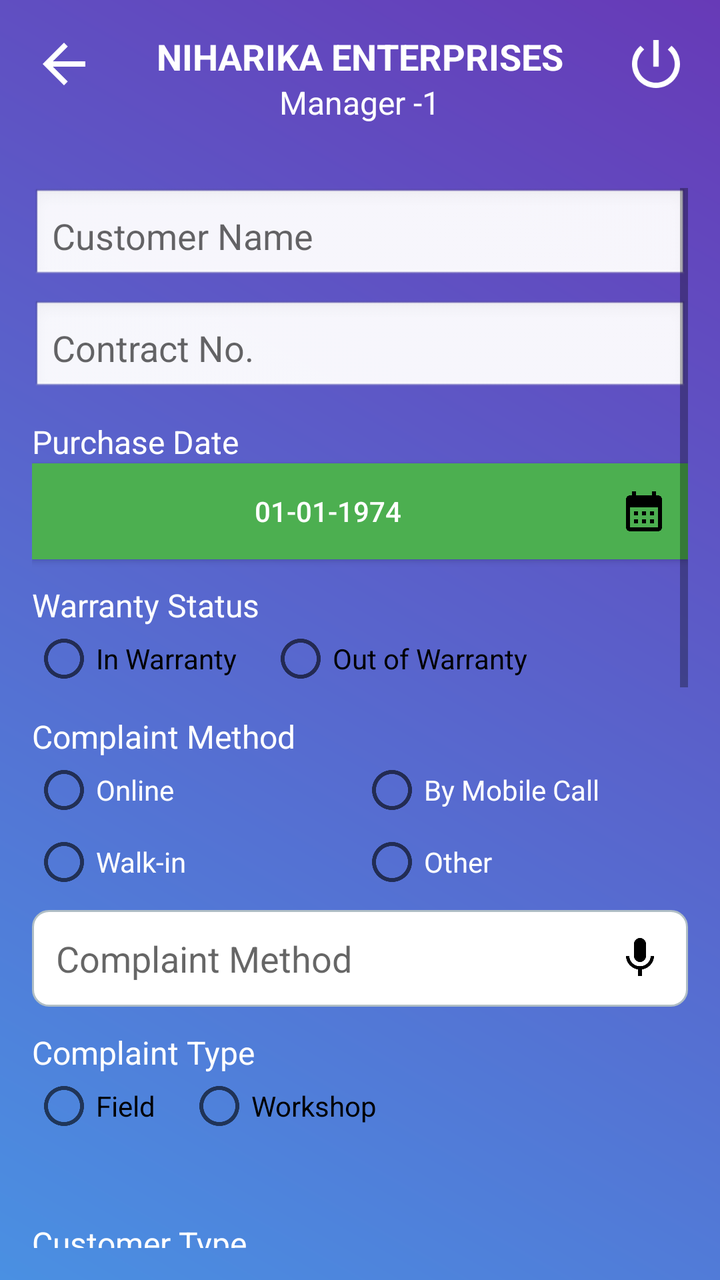
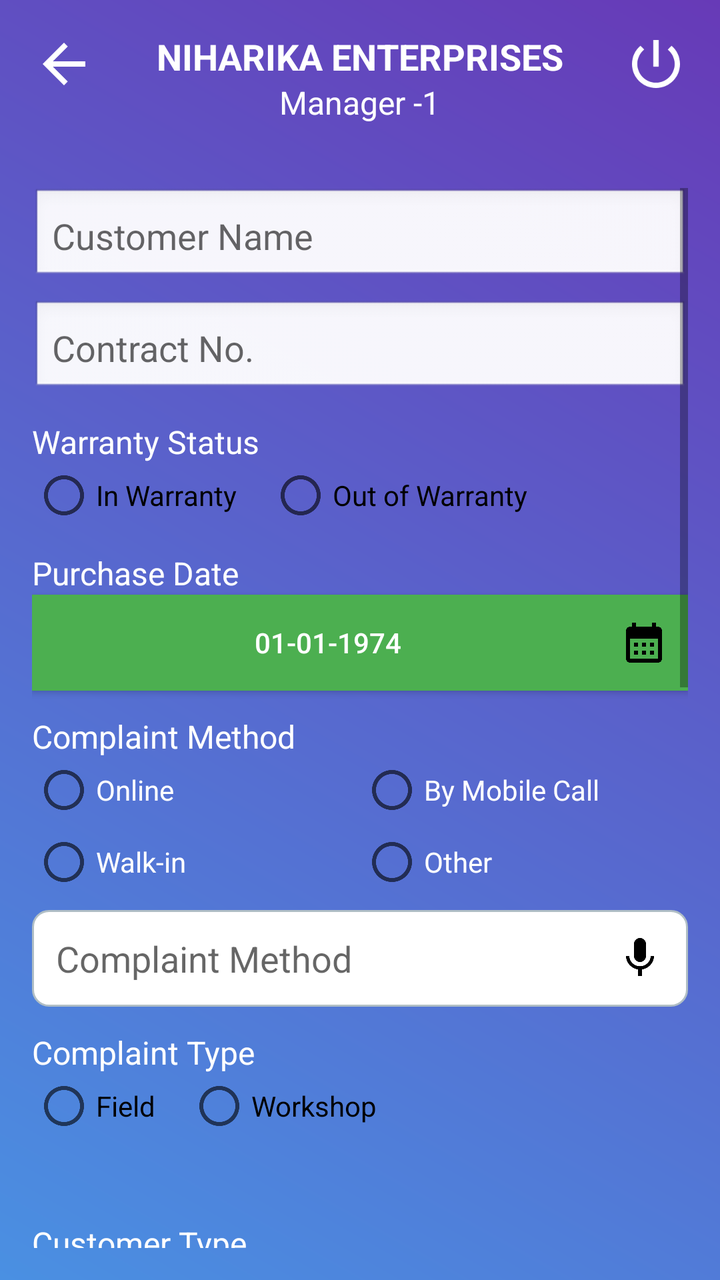

An Android layout rendered at two revisions. The XML below is the earlier revision; the diff shows what the commit changed to produce the second picture.
<!-- AndroidManifest.xml: application theme Theme.AppCompat.DayNight.DarkActionBar -->
<!-- res/layout/activity_new_job.xml -->
<?xml version="1.0" encoding="utf-8"?>
<RelativeLayout
    xmlns:android="http://schemas.android.com/apk/res/android"
    xmlns:app="http://schemas.android.com/apk/res-auto"
    xmlns:tools="http://schemas.android.com/tools"
    android:id="@+id/main"
    android:layout_width="match_parent"
    android:layout_height="match_parent"
    android:background="@drawable/main_frame_bg"
    tools:context=".New_Job_Activity">

    
    <RelativeLayout
        android:id="@+id/headerLayout"
        android:layout_width="match_parent"
        android:layout_height="wrap_content"
        android:padding="16dp">

        <ImageView
            android:id="@+id/backButton"
            android:layout_width="32dp"
            android:layout_height="32dp"
            android:src="@drawable/back_btn"
            android:layout_alignParentStart="true"
            app:tint="#FFFFFF" />

        <TextView
            android:id="@+id/title"
            android:layout_width="wrap_content"
            android:layout_height="wrap_content"
            android:text="NIHARIKA ENTERPRISES"
            android:textColor="#FFFFFF"
            android:textSize="18sp"
            android:textStyle="bold"
            android:layout_centerHorizontal="true" />

        <TextView
            android:id="@+id/profileRole"
            android:layout_width="wrap_content"
            android:layout_height="wrap_content"
            android:text="Manager -1"
            android:textColor="#FFFFFF"
            android:textSize="16sp"
            android:layout_below="@id/title"
            android:layout_centerHorizontal="true"/>


        <ImageView
            android:id="@+id/logoutButton"
            android:layout_width="32dp"
            android:layout_height="32dp"
            android:src="@drawable/power_btn"
            android:layout_alignParentEnd="true"
            app:tint="#FFFFFF" />
    </RelativeLayout>

    
    <ScrollView
        android:layout_width="match_parent"
        android:layout_height="wrap_content"
        android:layout_below="@id/headerLayout"
        android:fillViewport="true"
        android:padding="16dp">

        <RelativeLayout
            android:orientation="vertical"
            android:layout_width="match_parent"
            android:layout_height="wrap_content">

            
            <EditText
                android:id="@+id/etCustomerName"
                android:layout_width="match_parent"
                android:layout_height="wrap_content"
                android:hint="Customer Name"
                android:background="@android:drawable/edit_text"
                android:padding="10dp" />

            
            <EditText
                android:id="@+id/etContractNo"
                android:layout_width="match_parent"
                android:layout_height="wrap_content"
                android:hint="Contract No."
                android:background="@android:drawable/edit_text"
                android:padding="10dp"
                android:layout_below="@+id/etCustomerName"
                android:layout_marginTop="8dp"
                android:inputType="phone"
                android:maxLength="10"/>

            
            <TextView
                android:id="@+id/headPurchaseDate"
                android:layout_width="wrap_content"
                android:layout_height="wrap_content"
                android:text="Purchase Date"
                android:textColor="#FFFFFF"
                android:textSize="16sp"
                android:layout_below="@+id/etContractNo"
                android:layout_marginTop="12dp" />

            
            <Button
                android:id="@+id/btnPurchaseDate"
                android:layout_width="match_parent"
                android:layout_height="wrap_content"
                android:drawableEnd="@drawable/ic_calendar"
                android:text="01-01-1974"
                android:background="#4CAF50"
                android:textColor="#FFFFFF"
                android:layout_below="@+id/headPurchaseDate"
                android:padding="10dp"
                android:drawablePadding="8dp"/>

            
            <TextView
                android:id="@+id/headWarrantyStatus"
                android:layout_width="wrap_content"
                android:layout_height="wrap_content"
                android:text="Warranty Status"
                android:textColor="#FFFFFF"
                android:textSize="16sp"
                android:layout_below="@+id/btnPurchaseDate"
                android:layout_marginTop="12dp" />

            
            <RadioGroup
                android:id="@+id/radioWarrantyStatus"
                android:layout_width="wrap_content"
                android:layout_height="wrap_content"
                android:layout_below="@+id/headWarrantyStatus"
                android:orientation="horizontal">

                <RadioButton
                    android:id="@+id/rbInWarranty"
                    android:layout_width="wrap_content"
                    android:layout_height="wrap_content"
                    android:text="In Warranty" />

                <RadioButton
                    android:id="@+id/rbOutOfWarranty"
                    android:layout_width="wrap_content"
                    android:layout_height="wrap_content"
                    android:text="Out of Warranty"
                    android:layout_marginStart="16dp" />
            </RadioGroup>

            
            <TextView
                android:id="@+id/headComplaintMethod"
                android:layout_width="wrap_content"
                android:layout_height="wrap_content"
                android:text="Complaint Method"
                android:textColor="#FFFFFF"
                android:textSize="16sp"
                android:layout_below="@id/radioWarrantyStatus"
                android:layout_marginTop="12dp" />

            
            <RadioGroup
                android:id="@+id/radioComplaintMethod"
                android:layout_width="match_parent"
                android:layout_height="wrap_content"
                android:layout_below="@+id/headComplaintMethod"
                android:orientation="vertical">

                <LinearLayout
                    android:layout_width="match_parent"
                    android:layout_height="wrap_content"
                    android:orientation="horizontal">

                    <RadioButton
                        android:id="@+id/radioOnline"
                        android:layout_width="0dp"
                        android:layout_weight="1"
                        android:layout_height="wrap_content"
                        android:text="Online"
                        android:textColor="#FFFFFF" />

                    <RadioButton
                        android:id="@+id/radioByMobileCall"
                        android:layout_width="0dp"
                        android:layout_weight="1"
                        android:layout_height="wrap_content"
                        android:text="By Mobile Call"
                        android:textColor="#FFFFFF" />
                </LinearLayout>

                <LinearLayout
                    android:layout_width="match_parent"
                    android:layout_height="wrap_content"
                    android:orientation="horizontal"
                    android:layout_marginTop="4dp">

                    <RadioButton
                        android:id="@+id/radioWalkIn"
                        android:layout_width="0dp"
                        android:layout_weight="1"
                        android:layout_height="wrap_content"
                        android:text="Walk-in"
                        android:textColor="#FFFFFF" />

                    <RadioButton
                        android:id="@+id/radioOther"
                        android:layout_width="0dp"
                        android:layout_weight="1"
                        android:layout_height="wrap_content"
                        android:text="Other"
                        android:textColor="#FFFFFF" />
                </LinearLayout>
            </RadioGroup>


            <EditText
                android:id="@+id/editComplaint"
                android:layout_width="match_parent"
                android:layout_height="wrap_content"
                android:hint="Complaint Method"
                android:drawableEnd="@drawable/ic_mic"
                android:background="@drawable/input_background"
                android:padding="12dp"
                android:textColor="#000"
                android:layout_below="@+id/radioComplaintMethod"
                android:enabled="false"
                android:focusable="true"
                android:focusableInTouchMode="true"
                android:layout_marginTop="8dp"
                android:drawablePadding="8dp"/>

            
            <TextView
                android:id="@+id/headComplaintType"
                android:layout_width="wrap_content"
                android:layout_height="wrap_content"
                android:text="Complaint Type"
                android:textColor="#FFFFFF"
                android:textSize="16sp"
                android:layout_below="@+id/editComplaint"
                android:layout_marginTop="12dp" />

            
            <RadioGroup
                android:id="@+id/radioComplaintType"
                android:layout_width="wrap_content"
                android:layout_height="wrap_content"
                android:layout_below="@+id/headComplaintType"
                android:orientation="horizontal">

                <RadioButton
                    android:id="@+id/rbField"
                    android:layout_width="wrap_content"
                    android:layout_height="wrap_content"
                    android:text="Field" />

                <RadioButton
                    android:id="@+id/rbWorkshop"
                    android:layout_width="wrap_content"
                    android:layout_height="wrap_content"
                    android:text="Workshop"
                    android:layout_marginStart="16dp" />
            </RadioGroup>

            
            <TextView
                android:id="@+id/tvEngineerName"
                android:layout_width="wrap_content"
                android:layout_height="wrap_content"
                android:text=""
                android:textColor="#FFFFFF"
                android:layout_below="@+id/radioComplaintType"
                android:textSize="16dp"
                android:layout_marginTop="8dp"/>

            
            <TextView
                android:id="@+id/headCustomerType"
                android:layout_width="wrap_content"
                android:layout_height="wrap_content"
                android:text="Customer Type"
                android:textColor="#FFFFFF"
                android:textSize="16sp"
                android:layout_below="@id/tvEngineerName"
                android:layout_marginTop="12dp" />

            
            <RadioGroup
                android:id="@+id/radioCustomerType"
                android:layout_width="wrap_content"
                android:layout_height="wrap_content"
                android:layout_below="@+id/headCustomerType"
                android:orientation="horizontal">

                <RadioButton
                    android:id="@+id/rbRegular"
                    android:layout_width="wrap_content"
                    android:layout_height="wrap_content"
                    android:text="Regular" />

                <RadioButton
                    android:id="@+id/rbVIP"
                    android:layout_width="wrap_content"
                    android:layout_height="wrap_content"
                    android:text="VIP"
                    android:layout_marginStart="16dp" />
            </RadioGroup>

            
            <TextView
                android:id="@+id/headImages"
                android:layout_width="wrap_content"
                android:layout_height="wrap_content"
                android:text="Upload Photos"
                android:textColor="#FFFFFF"
                android:textSize="16sp"
                android:layout_below="@id/radioCustomerType"
                android:layout_marginTop="12dp" />

            
            <GridLayout
                android:id="@+id/uploadImag"
                android:layout_width="wrap_content"
                android:layout_height="wrap_content"
                android:layout_gravity="center"
                android:columnCount="3"
                android:layout_marginTop="8dp"
                android:layout_marginBottom="16dp"
                android:layout_below="@+id/headImages">

                
                <androidx.cardview.widget.CardView
                    android:id="@+id/cardImg1"
                    android:layout_width="wrap_content"
                    android:layout_height="wrap_content"
                    android:layout_margin="8dp"
                    app:cardCornerRadius="8dp"
                    app:cardBackgroundColor="@color/white">

                    <LinearLayout
                        android:orientation="vertical"
                        android:gravity="center"
                        android:layout_width="100dp"
                        android:layout_height="100dp">

                        <ImageView
                            android:layout_width="72dp"
                            android:layout_height="72dp"
                            android:src="@drawable/ic_camera" />

                        <TextView
                            android:text="Bill Copy"
                            android:textColor="#000000"
                            android:textSize="14sp"
                            android:layout_gravity="center"
                            android:layout_width="wrap_content"
                            android:layout_height="wrap_content" />
                    </LinearLayout>
                </androidx.cardview.widget.CardView>

                
                <androidx.cardview.widget.CardView
                    android:id="@+id/cardImg2"
                    android:layout_width="wrap_content"
                    android:layout_height="wrap_content"
                    android:layout_margin="8dp"
                    app:cardCornerRadius="8dp"
                    app:cardBackgroundColor="@color/white">

                    <LinearLayout
                        android:orientation="vertical"
                        android:gravity="center"
                        android:layout_width="100dp"
                        android:layout_height="100dp">

                        <ImageView
                            android:layout_width="72dp"
                            android:layout_height="72dp"
                            android:src="@drawable/ic_camera" />

                        <TextView
                            android:text="Pump (Initial)"
                            android:textColor="#000000"
                            android:textSize="14sp"
                            android:layout_gravity="center"
                            android:layout_width="wrap_content"
                            android:layout_height="wrap_content" />
                    </LinearLayout>
                </androidx.cardview.widget.CardView>

                
                <androidx.cardview.widget.CardView
                    android:id="@+id/cardImg3"
                    android:layout_width="wrap_content"
                    android:layout_height="wrap_content"
                    android:layout_margin="8dp"
                    app:cardCornerRadius="8dp"
                    app:cardBackgroundColor="@color/white">

                    <LinearLayout
                        android:orientation="vertical"
                        android:gravity="center"
                        android:layout_width="100dp"
                        android:layout_height="100dp">

                        <ImageView
                            android:layout_width="72dp"
                            android:layout_height="72dp"
                            android:src="@drawable/ic_camera" />

                        <TextView
                            android:text="Meter Reading"
                            android:textColor="#000000"
                            android:textSize="14sp"
                            android:layout_gravity="center"
                            android:layout_width="wrap_content"
                            android:layout_height="wrap_content" />
                    </LinearLayout>
                </androidx.cardview.widget.CardView>

                
                <androidx.cardview.widget.CardView
                    android:id="@+id/cardImg4"
                    android:layout_width="wrap_content"
                    android:layout_height="wrap_content"
                    android:layout_margin="8dp"
                    app:cardCornerRadius="8dp"
                    app:cardBackgroundColor="@color/white">

                    <LinearLayout
                        android:orientation="vertical"
                        android:gravity="center"
                        android:layout_width="100dp"
                        android:layout_height="100dp">

                        <ImageView
                            android:layout_width="72dp"
                            android:layout_height="72dp"
                            android:src="@drawable/ic_camera" />

                        <TextView
                            android:text="Extra Equipment"
                            android:textColor="#000000"
                            android:textSize="13sp"
                            android:layout_gravity="center"
                            android:layout_width="wrap_content"
                            android:layout_height="wrap_content" />
                    </LinearLayout>
                </androidx.cardview.widget.CardView>

                
                <androidx.cardview.widget.CardView
                    android:id="@+id/cardImg5"
                    android:layout_width="wrap_content"
                    android:layout_height="wrap_content"
                    android:layout_margin="8dp"
                    app:cardCornerRadius="8dp"
                    app:cardBackgroundColor="@color/white">

                    <LinearLayout
                        android:orientation="vertical"
                        android:gravity="center"
                        android:layout_width="100dp"
                        android:layout_height="100dp">

                        <ImageView
                            android:layout_width="72dp"
                            android:layout_height="72dp"
                            android:src="@drawable/ic_camera" />

                        <TextView
                            android:text="Other"
                            android:textColor="#000000"
                            android:textSize="14sp"
                            android:layout_gravity="center"
                            android:layout_width="wrap_content"
                            android:layout_height="wrap_content" />
                    </LinearLayout>
                </androidx.cardview.widget.CardView>

                
                <androidx.cardview.widget.CardView
                    android:id="@+id/cardImg6"
                    android:layout_width="wrap_content"
                    android:layout_height="wrap_content"
                    android:layout_margin="8dp"
                    app:cardCornerRadius="8dp"
                    app:cardBackgroundColor="@color/white">

                    <LinearLayout
                        android:orientation="vertical"
                        android:gravity="center"
                        android:layout_width="100dp"
                        android:layout_height="100dp">

                        <ImageView
                            android:layout_width="72dp"
                            android:layout_height="72dp"
                            android:src="@drawable/ic_camera" />

                        <TextView
                            android:text="Pump (Close-up)"
                            android:textColor="#000000"
                            android:textSize="13sp"
                            android:layout_gravity="center"
                            android:layout_width="wrap_content"
                            android:layout_height="wrap_content" />
                    </LinearLayout>
                </androidx.cardview.widget.CardView>
            </GridLayout>

            
            <EditText
                android:id="@+id/dataMake"
                android:hint="Make"
                android:layout_width="match_parent"
                android:layout_height="wrap_content"
                android:drawableEnd="@drawable/ic_camera"
                android:layout_below="@+id/uploadImag"
                android:inputType="textCapWords|textNoSuggestions"
                android:drawablePadding="8dp"/>

            <EditText
                android:id="@+id/dataSLNo"
                android:hint="SL No"
                android:layout_width="match_parent"
                android:layout_height="wrap_content"
                android:drawableEnd="@drawable/ic_camera"
                android:layout_below="@+id/dataMake"
                android:inputType="textCapWords|textNoSuggestions"
                android:drawablePadding="8dp" />

            
            <TextView
                android:id="@+id/headPumpIssue"
                android:layout_width="wrap_content"
                android:layout_height="wrap_content"
                android:text="Problem/Issue in Pump"
                android:textColor="#FFFFFF"
                android:textSize="16sp"
                android:layout_below="@id/dataSLNo"
                android:layout_marginTop="12dp"/>

            
            <GridLayout
                android:id="@+id/cbPumpIssue"
                android:layout_width="match_parent"
                android:layout_height="wrap_content"
                android:columnCount="2"
                android:rowCount="6"
                android:layout_below="@+id/headPumpIssue"
                android:layout_marginTop="4dp">

                <CheckBox
                    android:id="@+id/checkbox_turning_on"
                    android:layout_width="wrap_content"
                    android:layout_height="wrap_content"
                    android:text="Turning on"
                    android:checked="false"
                    android:textColor="#FFFFFF"/>

                <CheckBox
                    android:id="@+id/checkbox_water_not_pumping"
                    android:layout_width="wrap_content"
                    android:layout_height="wrap_content"
                    android:text="Water not pumping"
                    android:checked="false"
                    android:textColor="#FFFFFF"/>

                <CheckBox
                    android:id="@+id/checkbox_low_pressure"
                    android:layout_width="wrap_content"
                    android:layout_height="wrap_content"
                    android:text="Low pressure"
                    android:checked="false"
                    android:textColor="#FFFFFF"/>

                <CheckBox
                    android:id="@+id/checkbox_high_pressure"
                    android:layout_width="wrap_content"
                    android:layout_height="wrap_content"
                    android:text="High pressure"
                    android:checked="false"
                    android:textColor="#FFFFFF"/>

                <CheckBox
                    android:id="@+id/checkbox_auto_turn_off"
                    android:layout_width="wrap_content"
                    android:layout_height="wrap_content"
                    android:text="Auto turn off"
                    android:checked="false"
                    android:textColor="#FFFFFF"/>

                <CheckBox
                    android:id="@+id/checkbox_start_takes_time"
                    android:layout_width="wrap_content"
                    android:layout_height="wrap_content"
                    android:text="Start takes time"
                    android:checked="false"
                    android:textColor="#FFFFFF"/>

                
                <EditText
                    android:id="@+id/taIssueDescription"
                    android:layout_width="0dp"
                    android:layout_height="wrap_content"
                    android:hint="Issue Description"
                    android:drawableEnd="@drawable/ic_mic"
                    android:layout_columnSpan="2"
                    android:layout_row="3"
                    android:layout_gravity="fill"
                    android:inputType="textMultiLine"
                    android:padding="8dp"
                    android:drawablePadding="8dp" />
            </GridLayout>

            
            <Button
                android:id="@+id/btnCreateJob"
                android:layout_width="match_parent"
                android:layout_height="wrap_content"
                android:text="Create Job"
                android:background="#FF5722"
                android:textColor="#FFFFFF"
                android:layout_below="@id/cbPumpIssue"
                android:layout_marginTop="12dp"/>

        </RelativeLayout>
    </ScrollView>
</RelativeLayout>
<!-- resources referenced by this layout -->
<resources>
  <color name="white">#FFFFFFFF</color>
  <!-- drawable back_btn (drawable) -->
  <vector xmlns:android="http://schemas.android.com/apk/res/android" android:autoMirrored="true" android:height="24dp" android:tint="#000000" android:viewportHeight="24" android:viewportWidth="24" android:width="24dp">
  
      <path android:fillColor="@android:color/white" android:pathData="M20,11H7.83l5.59,-5.59L12,4l-8,8 8,8 1.41,-1.41L7.83,13H20v-2z"/>
  
  </vector>
  <!-- drawable ic_calendar (drawable) -->
  <vector xmlns:android="http://schemas.android.com/apk/res/android" android:height="24dp" android:tint="#000000" android:viewportHeight="24" android:viewportWidth="24" android:width="24dp">
        
      <path android:fillColor="@android:color/white" android:pathData="M19,4h-1V2h-2v2H8V2H6v2H5C3.89,4 3.01,4.9 3.01,6L3,20c0,1.1 0.89,2 2,2h14c1.1,0 2,-0.9 2,-2V6C21,4.9 20.1,4 19,4zM19,20H5V10h14V20zM9,14H7v-2h2V14zM13,14h-2v-2h2V14zM17,14h-2v-2h2V14zM9,18H7v-2h2V18zM13,18h-2v-2h2V18zM17,18h-2v-2h2V18z"/>
      
  </vector>
  <!-- drawable ic_camera (drawable) -->
  <vector xmlns:android="http://schemas.android.com/apk/res/android" android:height="24dp" android:tint="#000000" android:viewportHeight="24" android:viewportWidth="24" android:width="24dp">
  
      <path android:fillColor="@android:color/white" android:pathData="M12,12m-3.2,0a3.2,3.2 0,1 1,6.4 0a3.2,3.2 0,1 1,-6.4 0"/>
  
      <path android:fillColor="@android:color/white" android:pathData="M9,2L7.17,4L4,4c-1.1,0 -2,0.9 -2,2v12c0,1.1 0.9,2 2,2h16c1.1,0 2,-0.9 2,-2L22,6c0,-1.1 -0.9,-2 -2,-2h-3.17L15,2L9,2zM12,17c-2.76,0 -5,-2.24 -5,-5s2.24,-5 5,-5 5,2.24 5,5 -2.24,5 -5,5z"/>
  
  </vector>
  <!-- drawable ic_mic (drawable) -->
  <vector xmlns:android="http://schemas.android.com/apk/res/android" android:height="24dp" android:tint="#000000" android:viewportHeight="24" android:viewportWidth="24" android:width="24dp">
  
      <path android:fillColor="@android:color/white" android:pathData="M12,14c1.66,0 2.99,-1.34 2.99,-3L15,5c0,-1.66 -1.34,-3 -3,-3S9,3.34 9,5v6c0,1.66 1.34,3 3,3zM17.3,11c0,3 -2.54,5.1 -5.3,5.1S6.7,14 6.7,11L5,11c0,3.41 2.72,6.23 6,6.72L11,21h2v-3.28c3.28,-0.48 6,-3.3 6,-6.72h-1.7z"/>
  
  </vector>
  <!-- drawable input_background (drawable) -->
  <?xml version="1.0" encoding="utf-8"?>
  <shape xmlns:android="http://schemas.android.com/apk/res/android">
      <solid android:color="#FFFFFF" />
      <stroke android:width="1dp" android:color="#B0BEC5" />
      <corners android:radius="8dp" />
      <padding
          android:left="12dp"
          android:top="12dp"
          android:right="12dp"
          android:bottom="12dp" />
  </shape>
  <!-- drawable main_frame_bg (drawable) -->
  <?xml version="1.0" encoding="utf-8"?>
  <layer-list xmlns:android="http://schemas.android.com/apk/res/android">
      <item>
          <shape android:shape="rectangle">
              <gradient
                  android:startColor="#4A90E2"
                  android:endColor="#673AB7"
                  android:angle="45"/>
          </shape>
      </item>
  </layer-list>
  <!-- drawable power_btn (drawable) -->
  <vector xmlns:android="http://schemas.android.com/apk/res/android" android:height="24dp" android:tint="#000000" android:viewportHeight="24" android:viewportWidth="24" android:width="24dp">
  
      <path android:fillColor="@android:color/white" android:pathData="M13,3h-2v10h2L13,3zM17.83,5.17l-1.42,1.42C17.99,7.86 19,9.81 19,12c0,3.87 -3.13,7 -7,7s-7,-3.13 -7,-7c0,-2.19 1.01,-4.14 2.58,-5.42L6.17,5.17C4.23,6.82 3,9.26 3,12c0,4.97 4.03,9 9,9s9,-4.03 9,-9c0,-2.74 -1.23,-5.18 -3.17,-6.83z"/>
  
  </vector>
</resources>

<!-- the commit's change to res/layout/activity_new_job.xml (unified diff, before → after) -->
@@ -91,16 +91,59 @@
 
             
             <TextView
-                android:id="@+id/headPurchaseDate"
-                android:layout_width="wrap_content"
-                android:layout_height="wrap_content"
-                android:text="Purchase Date"
+                android:id="@+id/headWarrantyStatus"
+                android:layout_width="wrap_content"
+                android:layout_height="wrap_content"
+                android:text="Warranty Status"
                 android:textColor="#FFFFFF"
                 android:textSize="16sp"
                 android:layout_below="@+id/etContractNo"
                 android:layout_marginTop="12dp" />
 
             
+            <RadioGroup
+                android:id="@+id/radioWarrantyStatus"
+                android:layout_width="wrap_content"
+                android:layout_height="wrap_content"
+                android:layout_below="@+id/headWarrantyStatus"
+                android:orientation="horizontal">
+
+                <RadioButton
+                    android:id="@+id/rbInWarranty"
+                    android:layout_width="wrap_content"
+                    android:layout_height="wrap_content"
+                    android:text="In Warranty" />
+
+                <RadioButton
+                    android:id="@+id/rbOutOfWarranty"
+                    android:layout_width="wrap_content"
+                    android:layout_height="wrap_content"
+                    android:text="Out of Warranty"
+                    android:layout_marginStart="16dp" />
+            </RadioGroup>
+
+
+
+
+
+
+
+
+
+
+
+            
+            <TextView
+                android:id="@+id/headPurchaseDate"
+                android:layout_width="wrap_content"
+                android:layout_height="wrap_content"
+                android:text="Purchase Date"
+                android:textColor="#FFFFFF"
+                android:textSize="16sp"
+                android:layout_below="@+id/radioWarrantyStatus"
+                android:layout_marginTop="12dp" />
+
+            
             <Button
                 android:id="@+id/btnPurchaseDate"
                 android:layout_width="match_parent"
@@ -115,46 +158,13 @@
 
             
             <TextView
-                android:id="@+id/headWarrantyStatus"
-                android:layout_width="wrap_content"
-                android:layout_height="wrap_content"
-                android:text="Warranty Status"
+                android:id="@+id/headComplaintMethod"
+                android:layout_width="wrap_content"
+                android:layout_height="wrap_content"
+                android:text="Complaint Method"
                 android:textColor="#FFFFFF"
                 android:textSize="16sp"
-                android:layout_below="@+id/btnPurchaseDate"
-                android:layout_marginTop="12dp" />
-
-            
-            <RadioGroup
-                android:id="@+id/radioWarrantyStatus"
-                android:layout_width="wrap_content"
-                android:layout_height="wrap_content"
-                android:layout_below="@+id/headWarrantyStatus"
-                android:orientation="horizontal">
-
-                <RadioButton
-                    android:id="@+id/rbInWarranty"
-                    android:layout_width="wrap_content"
-                    android:layout_height="wrap_content"
-                    android:text="In Warranty" />
-
-                <RadioButton
-                    android:id="@+id/rbOutOfWarranty"
-                    android:layout_width="wrap_content"
-                    android:layout_height="wrap_content"
-                    android:text="Out of Warranty"
-                    android:layout_marginStart="16dp" />
-            </RadioGroup>
-
-            
-            <TextView
-                android:id="@+id/headComplaintMethod"
-                android:layout_width="wrap_content"
-                android:layout_height="wrap_content"
-                android:text="Complaint Method"
-                android:textColor="#FFFFFF"
-                android:textSize="16sp"
-                android:layout_below="@id/radioWarrantyStatus"
+                android:layout_below="@id/btnPurchaseDate"
                 android:layout_marginTop="12dp" />
 
             
